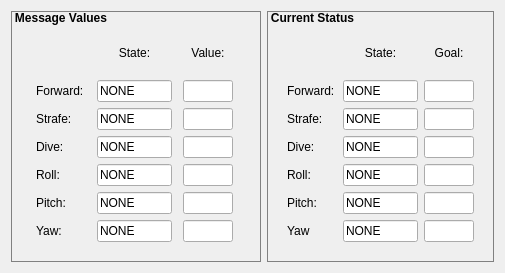
Above: src/rqt/rqt_control/resource/Control.ui from PalouseRobosub/robosub before the change. Below: the same form after it.
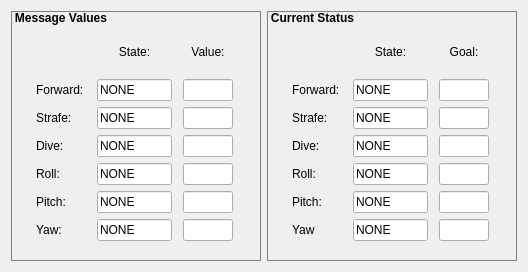
That is the form after the change.

Commit message: Some bug fixes. More complete control ui

```diff
--- a/src/rqt/rqt_control/resource/Control.ui
+++ b/src/rqt/rqt_control/resource/Control.ui
@@ -6,8 +6,8 @@
    <rect>
     <x>0</x>
     <y>0</y>
-    <width>501</width>
-    <height>273</height>
+    <width>526</width>
+    <height>270</height>
    </rect>
   </property>
   <property name="windowTitle">
@@ -19,13 +19,13 @@
      <property name="minimumSize">
       <size>
        <width>250</width>
-       <height>0</height>
+       <height>250</height>
       </size>
      </property>
      <property name="maximumSize">
       <size>
        <width>250</width>
-       <height>16777215</height>
+       <height>250</height>
       </size>
      </property>
      <property name="font">
@@ -420,7 +420,25 @@
     </widget>
    </item>
    <item>
-    <widget class="QGroupBox" name="groupBox_2">
+    <widget class="QGroupBox" name="statusBox">
+     <property name="sizePolicy">
+      <sizepolicy hsizetype="Preferred" vsizetype="Minimum">
+       <horstretch>0</horstretch>
+       <verstretch>0</verstretch>
+      </sizepolicy>
+     </property>
+     <property name="minimumSize">
+      <size>
+       <width>250</width>
+       <height>250</height>
+      </size>
+     </property>
+     <property name="maximumSize">
+      <size>
+       <width>250</width>
+       <height>250</height>
+      </size>
+     </property>
      <property name="font">
       <font>
        <weight>75</weight>
@@ -662,6 +680,12 @@
       </item>
       <item row="0" column="4">
        <widget class="QLabel" name="label_4">
+        <property name="sizePolicy">
+         <sizepolicy hsizetype="Preferred" vsizetype="Minimum">
+          <horstretch>0</horstretch>
+          <verstretch>0</verstretch>
+         </sizepolicy>
+        </property>
         <property name="text">
          <string>Goal:</string>
         </property>
@@ -770,6 +794,12 @@
       </item>
       <item row="0" column="2">
        <widget class="QLabel" name="label_3">
+        <property name="sizePolicy">
+         <sizepolicy hsizetype="Preferred" vsizetype="Minimum">
+          <horstretch>0</horstretch>
+          <verstretch>0</verstretch>
+         </sizepolicy>
+        </property>
         <property name="text">
          <string>State:</string>
         </property>
```
Left out of the diff: 52 changed lines with no effect on the pictures. The commit also changes 2 other files.
